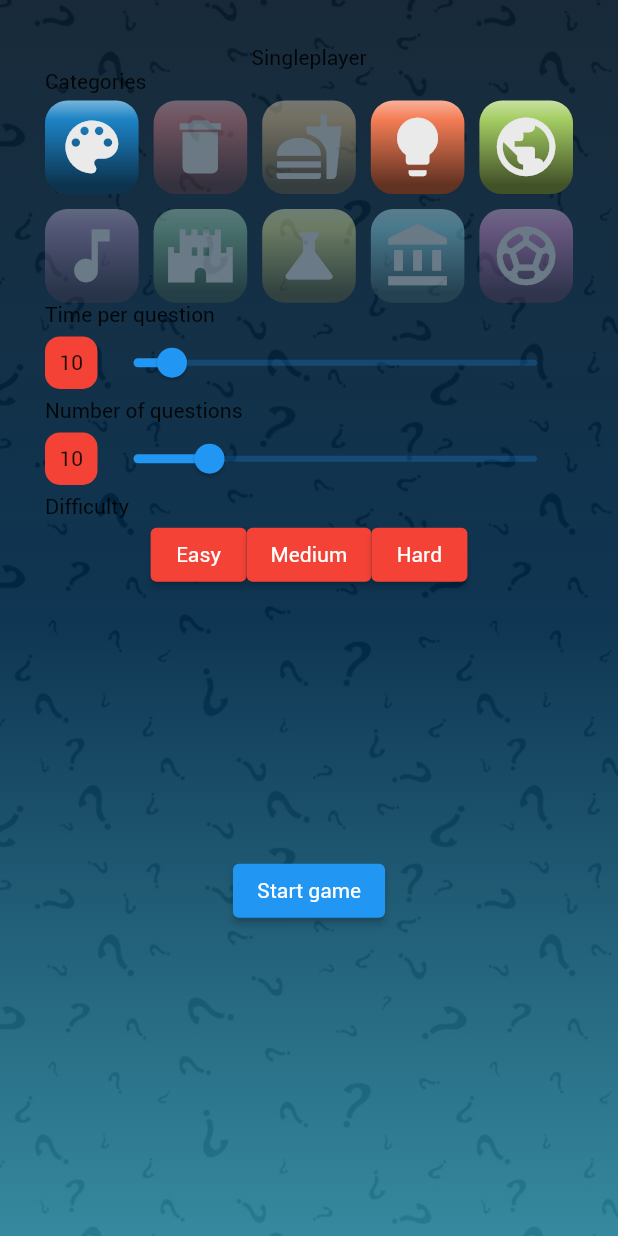
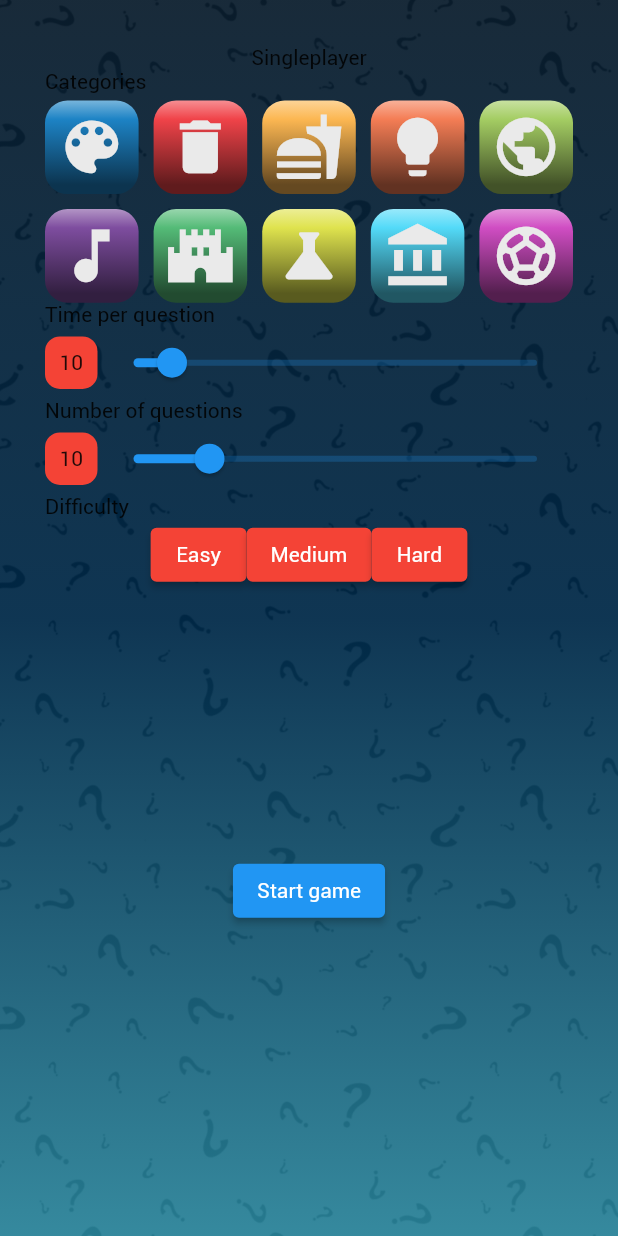
Before and after one commit to gu-tig333-ht22/grupp-1, a Flutter app: the screen it shows after launch, on a phone screen of 412 x 824 dp. Run offline on Flutter 3.47's test engine with Material 2 defaults, Android fonts, the phone set to English and light mode, and no system bars; our stand-ins replace circular_countdown_timer, simple_gradient_text; missing offline and left inert: flutter_octicons.

Commit message:
Ändrat ThemeCategories

```diff
--- a/lib/data/settings.dart
+++ b/lib/data/settings.dart
@@ -1,4 +1,5 @@
 import 'package:template/views/settings_view.dart';
+import 'package:template/theme/theme.dart';
 
 /// # Settings
 /// Holds all parameters for a game.
@@ -9,11 +10,9 @@ import 'package:template/views/settings_view.dart';
 /// int timePerQuestion defaullt 20.
 class Settings {
   late int _numberOfQuestions;
-  late List<String> _selectedCategories = [
-    'Art & Literature',
-    'General Knowledge',
-    'Geography',
-  ]; //
+  late List<String> _selectedCategories = Themes.categories.listCategories
+      .map((category) => category.name)
+      .toList();
   late String _difficulty;
   late int _timePerQuestion;
 
--- a/lib/theme/theme.dart
+++ b/lib/theme/theme.dart
@@ -9,9 +9,10 @@ import 'package:simple_gradient_text/simple_gradient_text.dart';
 class Themes {
   static ThemeColors colors = ThemeColors();
 
+  static ThemeCategories categories = ThemeCategories();
+
   static ThemeCategory category(String name) {
-    return ThemeCategories()
-        .listCategories
+    return categories.listCategories
         .where((category) => category.name == name)
         .first;
   }
```
